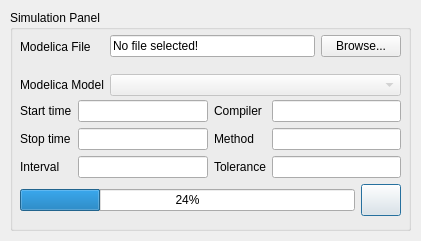
The window that res/mee_simulation_gui.ui (fran-jo/SimuGUI) describes before a commit, drawn with Qt 5.
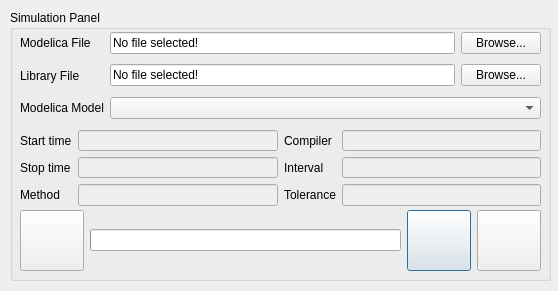
The same window after the commit. Icons and pictures are not drawn.

Commit message:
Update GUI for solvers and simulation
Manage properties for resources corrected
Manage properties for config corrected
Gui for simulation loads models and simulate with OMC
Gui for simulation includes progress bar

```diff
--- a/res/mee_simulation_gui.ui
+++ b/res/mee_simulation_gui.ui
@@ -6,8 +6,8 @@
    <rect>
     <x>0</x>
     <y>0</y>
-    <width>421</width>
-    <height>241</height>
+    <width>558</width>
+    <height>291</height>
    </rect>
   </property>
   <property name="windowTitle">
@@ -18,8 +18,8 @@
     <rect>
      <x>10</x>
      <y>10</y>
-     <width>401</width>
-     <height>221</height>
+     <width>541</width>
+     <height>271</height>
     </rect>
    </property>
    <property name="title">
@@ -32,45 +32,103 @@
     <property name="geometry">
      <rect>
       <x>10</x>
-      <y>170</y>
-      <width>381</width>
-      <height>41</height>
+      <y>200</y>
+      <width>521</width>
+      <height>61</height>
      </rect>
     </property>
     <layout class="QGridLayout" name="gridLayout_3">
+     <property name="sizeConstraint">
+      <enum>QLayout::SetNoConstraint</enum>
+     </property>
      <item row="0" column="1">
       <widget class="QProgressBar" name="progressBar">
        <property name="value">
-        <number>24</number>
+        <number>0</number>
+       </property>
+       <property name="textVisible">
+        <bool>false</bool>
        </property>
       </widget>
      </item>
      <item row="0" column="2">
       <widget class="QPushButton" name="btnRunSimulation">
        <property name="sizePolicy">
-        <sizepolicy hsizetype="Fixed" vsizetype="Fixed">
+        <sizepolicy hsizetype="Expanding" vsizetype="Expanding">
          <horstretch>0</horstretch>
          <verstretch>0</verstretch>
         </sizepolicy>
        </property>
        <property name="minimumSize">
         <size>
-         <width>32</width>
-         <height>32</height>
+         <width>48</width>
+         <height>48</height>
         </size>
        </property>
        <property name="maximumSize">
         <size>
+         <width>64</width>
+         <height>64</height>
+        </size>
+       </property>
+       <property name="text">
+        <string/>
+       </property>
+       <property name="iconSize">
+        <size>
+         <width>24</width>
+         <height>22</height>
+        </size>
+       </property>
+      </widget>
+     </item>
+     <item row="0" column="3">
+      <widget class="QPushButton" name="btnSaveExperiment">
+       <property name="sizePolicy">
+        <sizepolicy hsizetype="Expanding" vsizetype="Expanding">
+         <horstretch>0</horstretch>
+         <verstretch>0</verstretch>
+        </sizepolicy>
+       </property>
+       <property name="minimumSize">
+        <size>
          <width>48</width>
          <height>48</height>
         </size>
        </property>
+       <property name="maximumSize">
+        <size>
+         <width>64</width>
+         <height>64</height>
+        </size>
+       </property>
        <property name="text">
         <string/>
        </property>
-       <property name="icon">
-        <iconset>
-         <normaloff>img/1495482464_Play.ico</normaloff>img/1495482464_Play.ico</iconset>
+      </widget>
+     </item>
+     <item row="0" column="0">
+      <widget class="QPushButton" name="btnEditFile">
+       <property name="sizePolicy">
+        <sizepolicy hsizetype="Expanding" vsizetype="Expanding">
+         <horstretch>0</horstretch>
+         <verstretch>0</verstretch>
+        </sizepolicy>
+       </property>
+       <property name="minimumSize">
+        <size>
+         <width>48</width>
+         <height>48</height>
+        </size>
+       </property>
+       <property name="maximumSize">
+        <size>
+         <width>64</width>
+         <height>64</height>
+        </size>
+       </property>
+       <property name="text">
+        <string/>
        </property>
        <property name="iconSize">
         <size>
@@ -87,11 +145,14 @@
      <rect>
       <x>10</x>
       <y>20</y>
-      <width>381</width>
-      <height>71</height>
+      <width>521</width>
+      <height>91</height>
      </rect>
     </property>
     <layout class="QGridLayout" name="gridLayout_2">
+     <property name="sizeConstraint">
+      <enum>QLayout::SetNoConstraint</enum>
+     </property>
      <item row="0" column="0">
       <widget class="QLabel" name="label_11">
        <property name="sizePolicy">
@@ -105,8 +166,8 @@
        </property>
       </widget>
      </item>
-     <item row="0" column="1">
-      <widget class="QLineEdit" name="txtModelName">
+     <item row="0" column="2">
+      <widget class="QLineEdit" name="txtModelFile">
        <property name="sizePolicy">
         <sizepolicy hsizetype="Preferred" vsizetype="Fixed">
          <horstretch>0</horstretch>
@@ -118,10 +179,10 @@
        </property>
       </widget>
      </item>
-     <item row="0" column="2">
+     <item row="0" column="3">
       <widget class="QPushButton" name="btnModelBrowser">
        <property name="sizePolicy">
-        <sizepolicy hsizetype="Fixed" vsizetype="Fixed">
+        <sizepolicy hsizetype="Maximum" vsizetype="Fixed">
          <horstretch>0</horstretch>
          <verstretch>0</verstretch>
         </sizepolicy>
@@ -131,7 +192,7 @@
        </property>
       </widget>
      </item>
-     <item row="1" column="0">
+     <item row="2" column="0">
       <widget class="QLabel" name="label_12">
        <property name="sizePolicy">
         <sizepolicy hsizetype="Fixed" vsizetype="Expanding">
@@ -144,10 +205,49 @@
        </property>
       </widget>
      </item>
-     <item row="1" column="1" colspan="2">
-      <widget class="QComboBox" name="cbx_modelList">
+     <item row="2" column="2" colspan="2">
+      <widget class="QComboBox" name="cbxModelList">
        <property name="enabled">
-        <bool>false</bool>
+        <bool>true</bool>
+       </property>
+       <property name="sizePolicy">
+        <sizepolicy hsizetype="Preferred" vsizetype="Maximum">
+         <horstretch>0</horstretch>
+         <verstretch>0</verstretch>
+        </sizepolicy>
+       </property>
+      </widget>
+     </item>
+     <item row="1" column="0">
+      <widget class="QLabel" name="label_13">
+       <property name="sizePolicy">
+        <sizepolicy hsizetype="Fixed" vsizetype="Expanding">
+         <horstretch>0</horstretch>
+         <verstretch>0</verstretch>
+        </sizepolicy>
+       </property>
+       <property name="text">
+        <string>Library File</string>
+       </property>
+      </widget>
+     </item>
+     <item row="1" column="3">
+      <widget class="QPushButton" name="btnLibraryBrowser">
+       <property name="sizePolicy">
+        <sizepolicy hsizetype="Maximum" vsizetype="Fixed">
+         <horstretch>0</horstretch>
+         <verstretch>0</verstretch>
+        </sizepolicy>
+       </property>
+       <property name="text">
+        <string>Browse...</string>
+       </property>
+      </widget>
+     </item>
+     <item row="1" column="2">
+      <widget class="QLineEdit" name="txtLibraryFile">
+       <property name="text">
+        <string>No file selected!</string>
        </property>
       </widget>
      </item>
@@ -157,9 +257,9 @@
     <property name="geometry">
      <rect>
       <x>10</x>
-      <y>90</y>
-      <width>381</width>
-      <height>81</height>
+      <y>120</y>
+      <width>521</width>
+      <height>76</height>
      </rect>
     </property>
     <layout class="QGridLayout" name="gridLayout">
@@ -175,7 +275,19 @@
        <item row="0" column="1">
         <widget class="QLineEdit" name="lineEdit">
          <property name="enabled">
-          <bool>true</bool>
+          <bool>false</bool>
+         </property>
+         <property name="sizePolicy">
+          <sizepolicy hsizetype="Expanding" vsizetype="Expanding">
+           <horstretch>0</horstretch>
+           <verstretch>0</verstretch>
+          </sizepolicy>
+         </property>
+         <property name="font">
+          <font>
+           <weight>75</weight>
+           <bold>true</bold>
+          </font>
          </property>
          <property name="readOnly">
           <bool>false</bool>
@@ -192,7 +304,19 @@
        <item row="1" column="1">
         <widget class="QLineEdit" name="lineEdit_2">
          <property name="enabled">
-          <bool>true</bool>
+          <bool>false</bool>
+         </property>
+         <property name="sizePolicy">
+          <sizepolicy hsizetype="Expanding" vsizetype="Expanding">
+           <horstretch>0</horstretch>
+           <verstretch>0</verstretch>
+          </sizepolicy>
+         </property>
+         <property name="font">
+          <font>
+           <weight>75</weight>
+           <bold>true</bold>
+          </font>
          </property>
          <property name="readOnly">
           <bool>false</bool>
@@ -202,14 +326,26 @@
        <item row="2" column="0">
         <widget class="QLabel" name="label_9">
          <property name="text">
-          <string>Interval</string>
+          <string>Method</string>
          </property>
         </widget>
        </item>
        <item row="2" column="1">
         <widget class="QLineEdit" name="lineEdit_3">
          <property name="enabled">
-          <bool>true</bool>
+          <bool>false</bool>
+         </property>
+         <property name="sizePolicy">
+          <sizepolicy hsizetype="Expanding" vsizetype="Expanding">
+           <horstretch>0</horstretch>
+           <verstretch>0</verstretch>
+          </sizepolicy>
+         </property>
+         <property name="font">
+          <font>
+           <weight>75</weight>
+           <bold>true</bold>
+          </font>
          </property>
          <property name="readOnly">
           <bool>false</bool>
@@ -230,7 +366,19 @@
        <item row="0" column="1">
         <widget class="QLineEdit" name="lineEdit_4">
          <property name="enabled">
-          <bool>true</bool>
+          <bool>false</bool>
+         </property>
+         <property name="sizePolicy">
+          <sizepolicy hsizetype="Expanding" vsizetype="Expanding">
+           <horstretch>0</horstretch>
+           <verstretch>0</verstretch>
+          </sizepolicy>
+         </property>
+         <property name="font">
+          <font>
+           <weight>75</weight>
+           <bold>true</bold>
+          </font>
          </property>
          <property name="readOnly">
           <bool>false</bool>
@@ -240,14 +388,26 @@
        <item row="1" column="0">
         <widget class="QLabel" name="label_8">
          <property name="text">
-          <string>Method</string>
+          <string>Interval</string>
          </property>
         </widget>
        </item>
        <item row="1" column="1">
         <widget class="QLineEdit" name="lineEdit_5">
          <property name="enabled">
-          <bool>true</bool>
+          <bool>false</bool>
+         </property>
+         <property name="sizePolicy">
+          <sizepolicy hsizetype="Expanding" vsizetype="Expanding">
+           <horstretch>0</horstretch>
+           <verstretch>0</verstretch>
+          </sizepolicy>
+         </property>
+         <property name="font">
+          <font>
+           <weight>75</weight>
+           <bold>true</bold>
+          </font>
          </property>
          <property name="readOnly">
           <bool>false</bool>
@@ -264,7 +424,19 @@
        <item row="2" column="1">
         <widget class="QLineEdit" name="lineEdit_6">
          <property name="enabled">
-          <bool>true</bool>
+          <bool>false</bool>
+         </property>
+         <property name="sizePolicy">
+          <sizepolicy hsizetype="Expanding" vsizetype="Expanding">
+           <horstretch>0</horstretch>
+           <verstretch>0</verstretch>
+          </sizepolicy>
+         </property>
+         <property name="font">
+          <font>
+           <weight>75</weight>
+           <bold>true</bold>
+          </font>
          </property>
          <property name="readOnly">
           <bool>false</bool>
```
Left out of the diff: 12 changed lines with no effect on the pictures. The commit also changes 27 other files.
